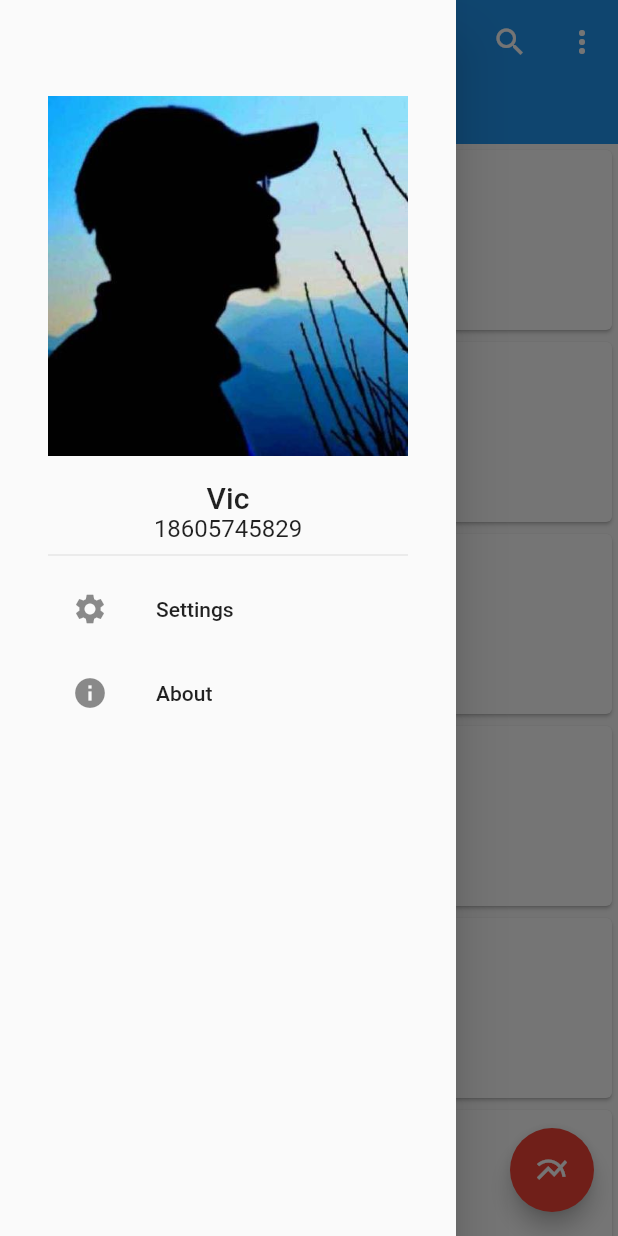
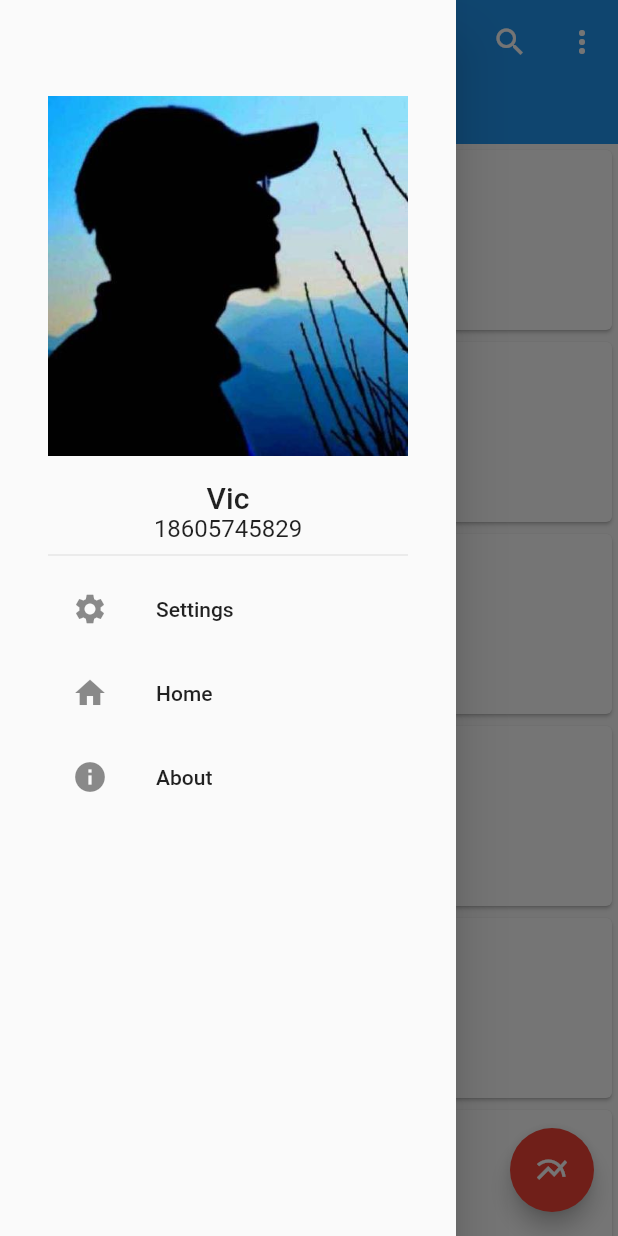
Before and after one commit to VicRen/flutter_learning, a Flutter app: the screen it shows after launch, with the side drawer open, on a phone screen of 412 x 824 dp. Run offline on Flutter 3.47's test engine with Material 2 defaults, Android fonts, the phone set to English and light mode, and no system bars; our stand-ins replace image_picker.

Commit message:
添加 Home

```diff
--- a/lib/home.dart
+++ b/lib/home.dart
@@ -53,6 +53,13 @@ class _HomePageState extends State<HomePage> {
           title: new Text('Settings'),
           onTap: () {
             _popDrawer(DrawerAction.SETTINGS);
+          },
+        ),
+        new ListTile(
+          leading: new Icon(Icons.home),
+          title: new Text('Home'),
+          onTap: () {
+            _popDrawer(DrawerAction.ABOUT);
           },
         ),
         new ListTile(
```
